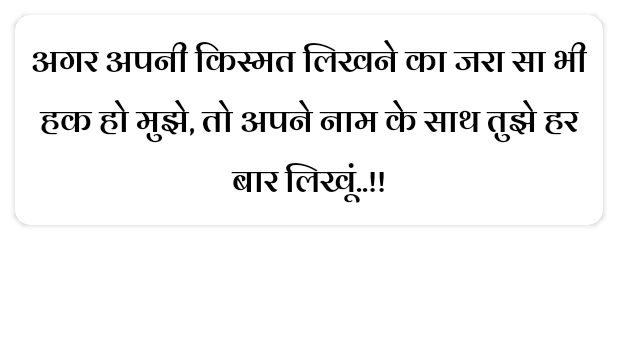
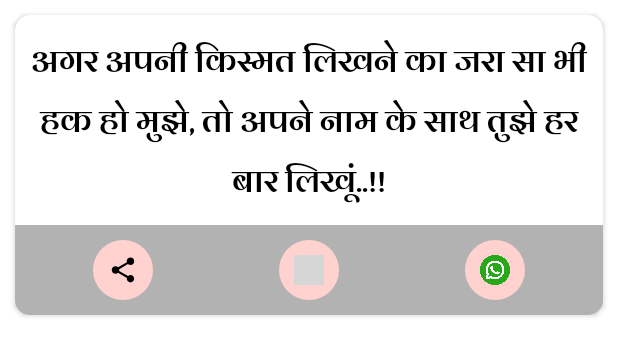
Before and after one commit to Peelu-Dev/Shayari-App, an Android app: the layout item_shayari.xml on its own in the app's theme, with its tools: preview values and no code run, on a phone screen of 412 x 824 dp. Shown: the top 356 px of the screen. Run offline under Robolectric (Android 15) with nearby library versions, the phone set to English and light mode, and no system bars; grey boxes are pictures that could not be loaded.

```diff
--- a/app/src/main/res/drawable/btn_round_shape.xml
+++ b/app/src/main/res/drawable/btn_round_shape.xml
@@ -1,4 +1,4 @@
 <?xml version="1.0" encoding="utf-8"?>
-<selector xmlns:android="http://schemas.android.com/apk/res/android">
-
-</selector>
+<shape android:shape="oval" xmlns:android="http://schemas.android.com/apk/res/android">
+    <solid android:color="@color/light_red"/>
+</shape>
--- /dev/null
+++ b/app/src/main/res/drawable/gradient_1.xml
@@ -0,0 +1,4 @@
+<?xml version="1.0" encoding="utf-8"?>
+<shape android:shape="rectangle" xmlns:android="http://schemas.android.com/apk/res/android">
+<gradient android:startColor="#1CD8D2" android:endColor="#93EDC7" />
+</shape>
--- /dev/null
+++ b/app/src/main/res/drawable/gradient_2.xml
@@ -0,0 +1,4 @@
+<?xml version="1.0" encoding="utf-8"?>
+<shape android:shape="rectangle" xmlns:android="http://schemas.android.com/apk/res/android">
+<gradient android:startColor="#232526" android:endColor="#414345" />
+</shape>
--- /dev/null
+++ b/app/src/main/res/drawable/gradient_3.xml
@@ -0,0 +1,4 @@
+<?xml version="1.0" encoding="utf-8"?>
+<shape android:shape="rectangle" xmlns:android="http://schemas.android.com/apk/res/android">
+<gradient android:startColor="#757F9A" android:endColor="#D7DDE8" />
+</shape>
--- /dev/null
+++ b/app/src/main/res/drawable/gradient_4.xml
@@ -0,0 +1,4 @@
+<?xml version="1.0" encoding="utf-8"?>
+<shape android:shape="rectangle" xmlns:android="http://schemas.android.com/apk/res/android">
+<gradient android:startColor="#5C258D" android:endColor="#4389A2" />
+</shape>
--- /dev/null
+++ b/app/src/main/res/drawable/gradient_5.xml
@@ -0,0 +1,4 @@
+<?xml version="1.0" encoding="utf-8"?>
+<shape android:shape="rectangle" xmlns:android="http://schemas.android.com/apk/res/android">
+<gradient android:startColor="#134E5E" android:endColor="#71B280" />
+</shape>
--- a/app/src/main/res/layout/item_shayari.xml
+++ b/app/src/main/res/layout/item_shayari.xml
@@ -1,21 +1,20 @@
 <?xml version="1.0" encoding="utf-8"?>
 <RelativeLayout xmlns:android="http://schemas.android.com/apk/res/android"
+    xmlns:app="http://schemas.android.com/apk/res-auto"
     android:layout_width="match_parent"
-    android:layout_height="wrap_content"
-    xmlns:app="http://schemas.android.com/apk/res-auto">
+    android:layout_height="wrap_content">
 
     <androidx.cardview.widget.CardView
         android:layout_width="match_parent"
         android:layout_height="wrap_content"
         android:layout_margin="10dp"
-        app:cardCornerRadius="10dp"
-        >
+        app:cardCornerRadius="10dp">
 
         <LinearLayout
             android:layout_width="match_parent"
+            android:id="@+id/mainBackGRound"
             android:layout_height="match_parent"
             android:orientation="vertical">
-
 
 
             <TextView
@@ -24,23 +23,39 @@
                 android:layout_height="wrap_content"
                 android:layout_margin="10dp"
                 android:fontFamily="@font/bold"
+                android:gravity="center"
+                android:text="@string/shayar"
                 android:textColor="@color/black"
-            android:text="अगर अपनी किस्मत लिखने का
-जरा सा भी हक हो मुझे,
-तो अपने नाम के साथ तुझे हर बार लिखूं..!!"
-            android:textSize="22sp"
-            android:gravity="center"
-            />
+                android:textSize="22sp" />
 
             <LinearLayout
                 android:layout_width="match_parent"
                 android:layout_height="wrap_content"
-                android:orientation="horizontal">
+                android:padding="10dp"
+                android:background="#4D000000"
+                android:orientation="horizontal"
+                android:baselineAligned="false">
 
                 <FrameLayout
                     android:layout_width="match_parent"
                     android:layout_height="match_parent"
                     android:layout_weight="1">
+
+                    <LinearLayout
+                        android:layout_width="40dp"
+                        android:padding="10dp"
+                        android:layout_height="40dp"
+                        android:layout_gravity="center"
+                        android:background="@drawable/btn_round_shape" >
+
+                        <ImageView
+                            android:layout_width="match_parent"
+                            android:id="@+id/btnShare"
+                            android:layout_height="match_parent"
+                            android:background="@drawable/ic_baseline_share_24"
+                            />
+                    </LinearLayout>
+
 
                 </FrameLayout>
 
@@ -49,12 +64,42 @@
                     android:layout_height="match_parent"
                     android:layout_weight="1">
 
+                    <LinearLayout
+                        android:layout_width="40dp"
+                        android:layout_height="40dp"
+                        android:padding="10dp"
+                        android:layout_gravity="center"
+                        android:background="@drawable/btn_round_shape">
+
+                        <ImageView
+                            android:layout_width="match_parent"
+                            android:id="@+id/btnCopy"
+                            android:layout_height="match_parent"
+                            android:background="@drawable/ic_baseline_content_copy_24"
+                            />
+                    </LinearLayout>
+
                 </FrameLayout>
 
                 <FrameLayout
                     android:layout_width="match_parent"
                     android:layout_height="match_parent"
                     android:layout_weight="1">
+
+                    <LinearLayout
+                        android:layout_width="40dp"
+                        android:layout_height="40dp"
+                        android:padding="10dp"
+                        android:layout_gravity="center"
+                        android:background="@drawable/btn_round_shape">
+
+                        <ImageView
+                            android:layout_width="match_parent"
+                            android:layout_height="match_parent"
+                            android:id="@+id/btnWhatsApp"
+                            android:background="@drawable/whatsapp"
+                            />
+                    </LinearLayout>
 
                 </FrameLayout>
 
--- a/app/src/main/res/values/strings.xml
+++ b/app/src/main/res/values/strings.xml
@@ -12,4 +12,5 @@
     <string name="_rate">Rate</string>
     <string name="_more">More</string>
     <string name="menu_bar">menu_bar</string>
+    <string name="shayar">अगर अपनी किस्मत लिखने का जरा सा भी हक हो मुझे, तो अपने नाम के साथ तुझे हर बार लिखूं..!!</string>
 </resources>
```
Also changed, not shown: app/src/main/java/com/example/merishayari/adapter/AllShayariAdapter.kt (+18 -0 lines), app/src/main/res/drawable-v24/whatsapp.png (added). Lines whose indentation alone changed are shown as unchanged.
